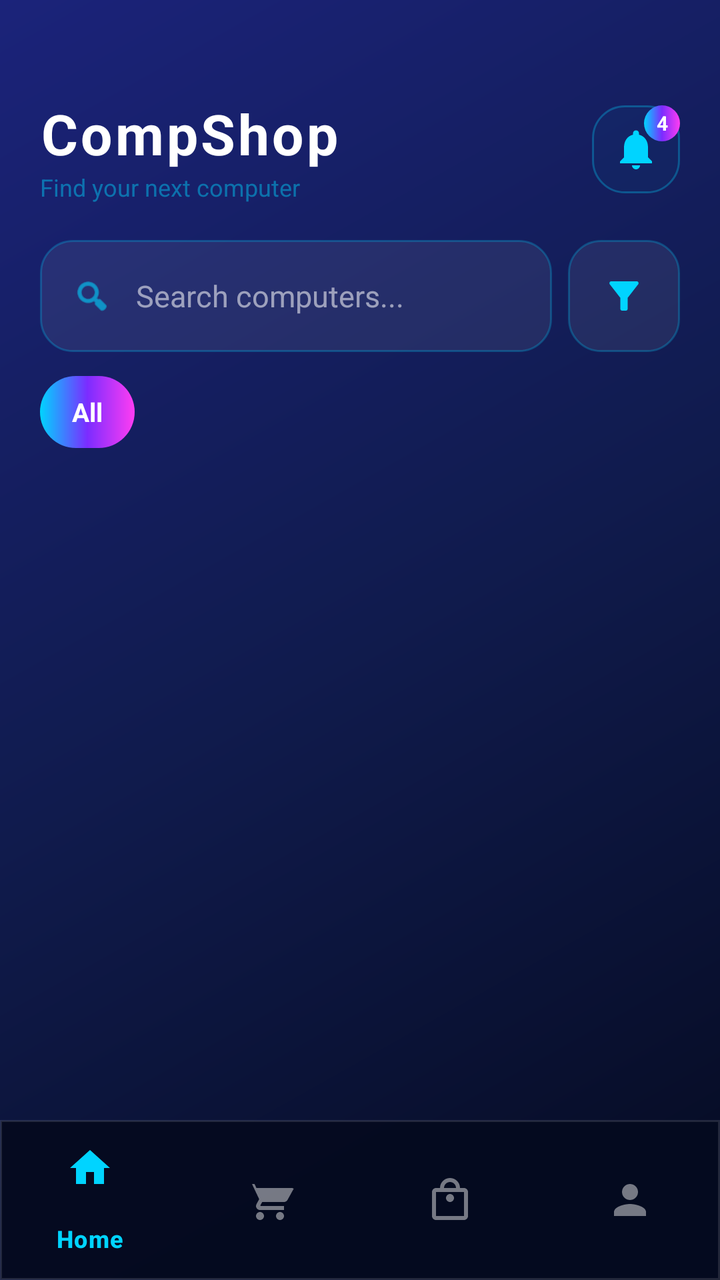
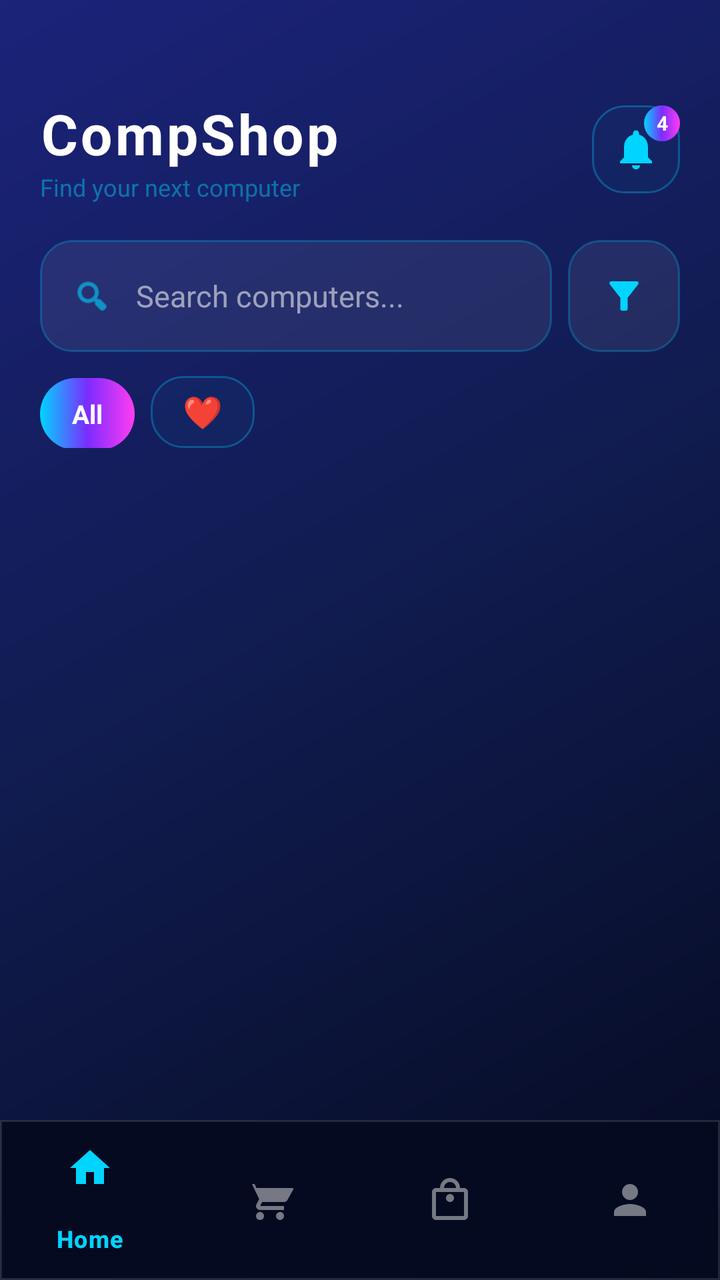

Compare the two renders of this Android layout. The source of the first and the diff that turns it into the second are given below.
<!-- AndroidManifest.xml: application theme Theme.CompShop -->
<!-- res/layout/activity_home.xml -->
<?xml version="1.0" encoding="utf-8"?>
<androidx.coordinatorlayout.widget.CoordinatorLayout
    xmlns:android="http://schemas.android.com/apk/res/android"
    xmlns:app="http://schemas.android.com/apk/res-auto"
    android:layout_width="match_parent"
    android:layout_height="match_parent"
    android:background="@drawable/gradient_bg">

    
    <LinearLayout
        android:id="@+id/header"
        android:layout_width="match_parent"
        android:layout_height="wrap_content"
        android:orientation="horizontal"
        android:gravity="center_vertical"
        android:paddingStart="20dp"
        android:paddingEnd="20dp"
        android:paddingTop="48dp"
        android:paddingBottom="16dp">

        <LinearLayout
            android:layout_width="0dp"
            android:layout_height="wrap_content"
            android:layout_weight="1"
            android:orientation="vertical">

            <TextView
                android:layout_width="wrap_content"
                android:layout_height="wrap_content"
                android:text="CompShop"
                android:textSize="28sp"
                android:textStyle="bold"
                android:textColor="#FFFFFF"
                android:letterSpacing="0.05"/>

            <TextView
                android:layout_width="wrap_content"
                android:layout_height="wrap_content"
                android:text="@string/app_subtitle"
                android:textSize="12sp"
                android:textColor="#7300D4FF"/>

        </LinearLayout>

        
        <FrameLayout
            android:id="@+id/btnNotification"
            android:layout_width="44dp"
            android:layout_height="44dp"
            android:background="@drawable/btn_social_neon"
            android:clickable="true"
            android:focusable="true">

            <ImageView
                android:layout_width="24dp"
                android:layout_height="24dp"
                android:layout_gravity="center"
                android:src="@drawable/ic_notification"
                app:tint="#00D4FF"/>

            <TextView
                android:id="@+id/tvNotificationBadge"
                android:layout_width="18dp"
                android:layout_height="18dp"
                android:layout_gravity="top|end"
                android:background="@drawable/btn_neon_gradient"
                android:gravity="center"
                android:textColor="#FFFFFF"
                android:textSize="10sp"
                android:textStyle="bold"
                android:text="4"/>

        </FrameLayout>

    </LinearLayout>

    
    <LinearLayout
        android:layout_width="match_parent"
        android:layout_height="match_parent"
        android:orientation="vertical"
        android:paddingTop="120dp"
        android:paddingBottom="70dp">

        
        <LinearLayout
            android:layout_width="match_parent"
            android:layout_height="56dp"
            android:orientation="horizontal"
            android:gravity="center_vertical"
            android:layout_marginStart="20dp"
            android:layout_marginEnd="20dp"
            android:layout_marginBottom="12dp">

            
            <LinearLayout
                android:layout_width="0dp"
                android:layout_height="56dp"
                android:layout_weight="1"
                android:orientation="horizontal"
                android:gravity="center_vertical"
                android:background="@drawable/search_bar_neon"
                android:paddingStart="16dp"
                android:paddingEnd="16dp"
                android:layout_marginEnd="8dp">

                <ImageView
                    android:layout_width="20dp"
                    android:layout_height="20dp"
                    android:src="@android:drawable/ic_menu_search"
                    app:tint="#00D4FF"
                    android:layout_marginEnd="12dp"/>

                <EditText
                    android:id="@+id/etSearch"
                    android:layout_width="match_parent"
                    android:layout_height="match_parent"
                    android:hint="@string/search_hint"
                    android:inputType="text"
                    android:textColor="#FFFFFF"
                    android:textColorHint="#8CFFFFFF"
                    android:background="@android:color/transparent"
                    android:textSize="15sp"/>

            </LinearLayout>

            
            <LinearLayout
                android:id="@+id/btnFilter"
                android:layout_width="56dp"
                android:layout_height="56dp"
                android:gravity="center"
                android:background="@drawable/search_bar_neon"
                android:clickable="true"
                android:focusable="true">

                <ImageView
                    android:layout_width="22dp"
                    android:layout_height="22dp"
                    android:src="@drawable/ic_filter"
                    app:tint="#00D4FF"/>

            </LinearLayout>

        </LinearLayout>

        
        <HorizontalScrollView
            android:layout_width="match_parent"
            android:layout_height="wrap_content"
            android:scrollbars="none"
            android:layout_marginBottom="12dp"
            android:paddingStart="20dp"
            android:paddingEnd="20dp">

            <LinearLayout
                android:id="@+id/chipGroup"
                android:layout_width="wrap_content"
                android:layout_height="wrap_content"
                android:orientation="horizontal">

                <TextView
                    android:id="@+id/chipAll"
                    android:layout_width="wrap_content"
                    android:layout_height="36dp"
                    android:text="@string/all_categories"
                    android:textColor="#FFFFFF"
                    android:textSize="13sp"
                    android:textStyle="bold"
                    android:gravity="center"
                    android:paddingStart="16dp"
                    android:paddingEnd="16dp"
                    android:background="@drawable/btn_neon_gradient"
                    android:layout_marginEnd="8dp"
                    android:clickable="true"
                    android:focusable="true"/>

            </LinearLayout>
        </HorizontalScrollView>

        
        <TextView
            android:id="@+id/tvEmpty"
            android:layout_width="match_parent"
            android:layout_height="wrap_content"
            android:text="@string/no_computers"
            android:textColor="#80FFFFFF"
            android:textSize="16sp"
            android:gravity="center"
            android:layout_marginTop="48dp"
            android:visibility="gone"/>

        
        <androidx.recyclerview.widget.RecyclerView
            android:id="@+id/rvComputers"
            android:layout_width="match_parent"
            android:layout_height="0dp"
            android:layout_weight="1"
            android:paddingStart="12dp"
            android:paddingEnd="12dp"
            android:clipToPadding="false"/>

    </LinearLayout>

    
    <com.google.android.material.bottomnavigation.BottomNavigationView
        android:id="@+id/bottomNavigation"
        android:layout_width="match_parent"
        android:layout_height="wrap_content"
        android:layout_gravity="bottom"
        android:background="@drawable/bottom_nav_bg"
        app:itemIconTint="@color/nav_colors"
        app:itemTextColor="@color/nav_colors"
        app:menu="@menu/bottom_nav_menu"/>

</androidx.coordinatorlayout.widget.CoordinatorLayout>
<!-- resources referenced by this layout -->
<resources>
  <!-- drawable bottom_nav_bg (drawable) -->
  <?xml version="1.0" encoding="utf-8"?>
  <shape xmlns:android="http://schemas.android.com/apk/res/android"
      android:shape="rectangle">
      <solid android:color="#F2050A1F"/>
      <stroke
          android:width="1dp"
          android:color="#1EFFFFFF"/>
  </shape>
  <!-- drawable btn_neon_gradient (drawable) -->
  <?xml version="1.0" encoding="utf-8"?>
  <shape xmlns:android="http://schemas.android.com/apk/res/android"
      android:shape="rectangle">
      <gradient
          android:type="linear"
          android:angle="0"
          android:startColor="#00D4FF"
          android:centerColor="#7B2CFF"
          android:endColor="#FF3DF2"/>
      <corners android:radius="18dp"/>
  </shape>
  <!-- drawable btn_social_neon (drawable) -->
  <?xml version="1.0" encoding="utf-8"?>
  <shape xmlns:android="http://schemas.android.com/apk/res/android"
      android:shape="rectangle">
      <solid android:color="#0800D4FF"/>
      <stroke
          android:width="1dp"
          android:color="#4D00D4FF"/>
      <corners android:radius="16dp"/>
  </shape>
  <!-- drawable gradient_bg (drawable) -->
  <?xml version="1.0" encoding="utf-8"?>
  <shape xmlns:android="http://schemas.android.com/apk/res/android">
      <gradient
          android:type="linear"
          android:angle="135"
          android:startColor="#050A1F"
          android:centerColor="#101B4D"
          android:endColor="#1B237A"/>
  </shape>
  <!-- drawable ic_filter (drawable) -->
  <?xml version="1.0" encoding="utf-8"?>
  <vector xmlns:android="http://schemas.android.com/apk/res/android"
      android:width="24dp"
      android:height="24dp"
      android:viewportWidth="24"
      android:viewportHeight="24">
      <path
          android:fillColor="#FFFFFF"
          android:pathData="M4.25,5.61C6.27,8.2 10,13 10,13v6c0,0.55 0.45,1 1,1h2c0.55,0 1,-0.45 1,-1v-6c0,0 3.72,-4.8 5.74,-7.39C20.25,4.95 19.78,4 18.95,4H5.04C4.21,4 3.74,4.95 4.25,5.61z"/>
  </vector>
  <!-- drawable ic_notification (drawable) -->
  <?xml version="1.0" encoding="utf-8"?>
  <vector xmlns:android="http://schemas.android.com/apk/res/android"
      android:width="24dp"
      android:height="24dp"
      android:viewportWidth="24"
      android:viewportHeight="24">
      <path
          android:fillColor="#FFFFFF"
          android:pathData="M12,22c1.1,0 2,-0.9 2,-2h-4c0,1.1 0.9,2 2,2zM18,16v-5c0,-3.07 -1.64,-5.64 -4.5,-6.32V4c0,-0.83 -0.67,-1.5 -1.5,-1.5s-1.5,0.67 -1.5,1.5v0.68C7.63,5.36 6,7.92 6,11v5l-2,2v1h16v-1l-2,-2z"/>
  </vector>
  <!-- drawable search_bar_neon (drawable) -->
  <?xml version="1.0" encoding="utf-8"?>
  <shape xmlns:android="http://schemas.android.com/apk/res/android"
      android:shape="rectangle">
      <solid android:color="#12FFFFFF"/>
      <stroke
          android:width="1dp"
          android:color="#4000D4FF"/>
      <corners android:radius="16dp"/>
  </shape>
  <string name="all_categories">All</string>
  <string name="app_subtitle">Find your next computer</string>
  <string name="no_computers">No computers found</string>
  <string name="search_hint">Search computers...</string>
  <style name="Theme.CompShop" parent="Base.Theme.CompShop" />
  <style name="Base.Theme.CompShop" parent="Theme.Material3.DayNight.NoActionBar">
          
          
      </style>
</resources>

<!-- the commit's change to res/layout/activity_home.xml (unified diff, before → after) -->
@@ -175,6 +175,20 @@
                     android:clickable="true"
                     android:focusable="true"/>
 
+                <TextView
+                    android:id="@+id/chipFavorites"
+                    android:layout_width="wrap_content"
+                    android:layout_height="36dp"
+                    android:text="❤️"
+                    android:textSize="16sp"
+                    android:gravity="center"
+                    android:paddingStart="16dp"
+                    android:paddingEnd="16dp"
+                    android:background="@drawable/btn_social_neon"
+                    android:layout_marginEnd="8dp"
+                    android:clickable="true"
+                    android:focusable="true"/>
+
             </LinearLayout>
         </HorizontalScrollView>
 
